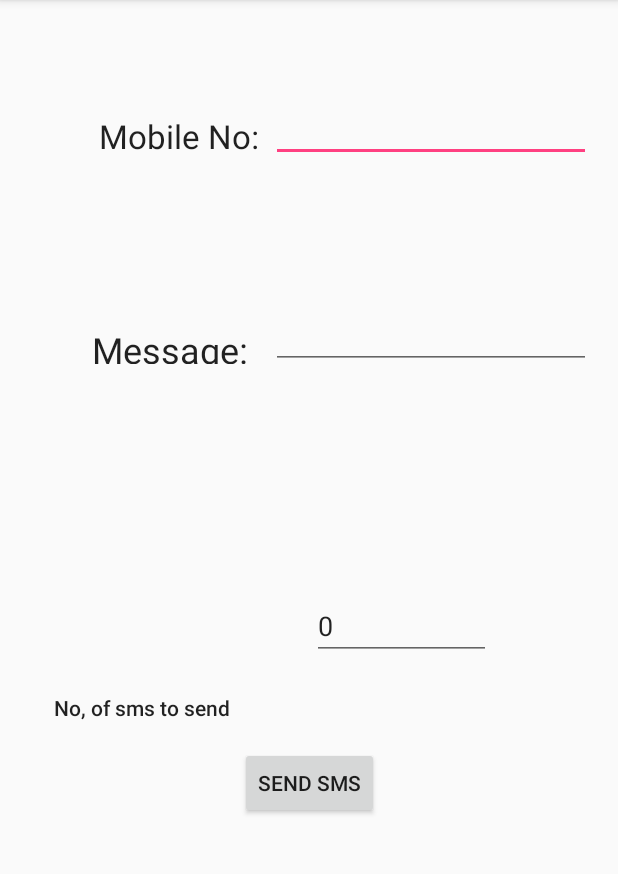
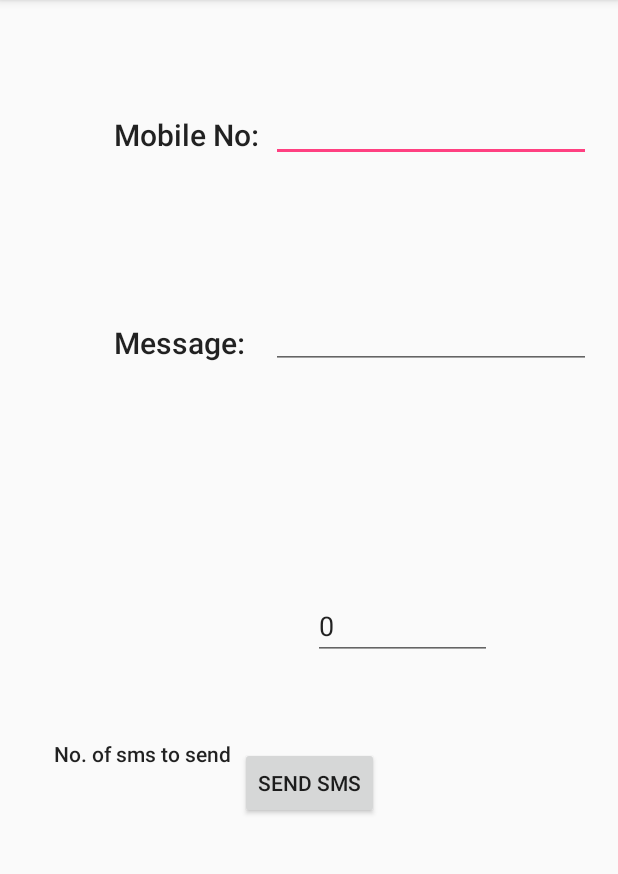
Before and after one commit to kalhaarsavaj/smssender, an Android app: the screen it shows after launch (MainActivity), on a phone screen of 412 x 824 dp, the part 84-958 px from its top. Run offline under Robolectric (Android 15) with nearby library versions, the phone set to English and light mode, and no system bars.

Commit message:
Change in Design

```diff
--- a/app/src/main/res/layout/activity_main.xml
+++ b/app/src/main/res/layout/activity_main.xml
@@ -55,7 +55,7 @@
         android:layout_marginTop="8dp"
         android:layout_toLeftOf="@+id/etPhone"
         android:text="Mobile No:"
-        android:textAppearance="@android:style/TextAppearance.Material.Large"
+        android:textAppearance="@style/TextAppearance.AppCompat.SearchResult.Title"
         app:layout_constraintBottom_toBottomOf="parent"
         app:layout_constraintEnd_toStartOf="@+id/etPhone"
         app:layout_constraintHorizontal_bias="1.0"
@@ -74,7 +74,7 @@
         android:layout_marginStart="8dp"
         android:layout_marginTop="8dp"
         android:text="Message:"
-        android:textAppearance="@android:style/TextAppearance.Material.Headline"
+        android:textAppearance="@style/TextAppearance.AppCompat.Light.SearchResult.Title"
         app:layout_constraintBottom_toBottomOf="parent"
         app:layout_constraintEnd_toStartOf="@+id/etMessage"
         app:layout_constraintHorizontal_bias="0.882"
@@ -125,13 +125,13 @@
         android:layout_marginEnd="8dp"
         android:layout_marginStart="8dp"
         android:layout_marginTop="8dp"
-        android:text="No, of sms to send"
+        android:text="No. of sms to send"
         android:textAppearance="@style/TextAppearance.AppCompat.Body2"
         app:layout_constraintBottom_toBottomOf="parent"
         app:layout_constraintEnd_toEndOf="parent"
         app:layout_constraintHorizontal_bias="0.1"
         app:layout_constraintStart_toStartOf="parent"
-        app:layout_constraintTop_toBottomOf="@+id/textView2"
-        app:layout_constraintVertical_bias="0.7" />
+        app:layout_constraintTop_toTopOf="parent"
+        app:layout_constraintVertical_bias="0.89" />
 
 </android.support.constraint.ConstraintLayout>
```
